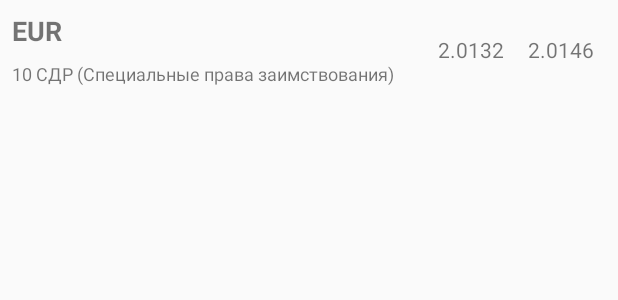
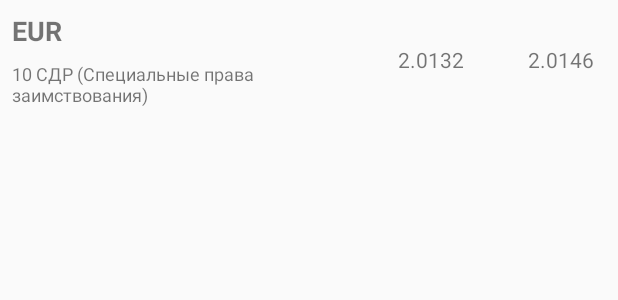
Before and after one commit to matroskinx/CurrencyTracker, an Android app: the layout rv_row_currency.xml on its own in the app's theme, with its tools: preview values and no code run, on a phone screen of 412 x 824 dp. Shown: the top 300 px of the screen. Run offline under Robolectric (Android 15) with nearby library versions, the phone set to English and light mode, and no system bars.

Commit message:
fix settings and main screen row layout

```diff
--- a/app/src/main/res/layout/rv_row_currency.xml
+++ b/app/src/main/res/layout/rv_row_currency.xml
@@ -7,7 +7,6 @@
                                                    android:layout_height="wrap_content">
 
     <TextView
-            android:text="TextView"
             android:layout_width="wrap_content"
             android:layout_height="wrap_content"
             android:id="@+id/rv_char_code"
@@ -16,28 +15,34 @@
             app:layout_constraintTop_toTopOf="parent" android:layout_marginStart="8dp"
             app:layout_constraintStart_toStartOf="parent"/>
     <TextView
-            android:text="TextView"
-            android:layout_width="wrap_content"
+            android:layout_width="0dp"
             android:layout_height="wrap_content"
             android:id="@+id/rv_scale"
             android:layout_marginTop="8dp"
             app:layout_constraintTop_toBottomOf="@+id/rv_char_code"
             android:layout_marginBottom="8dp"
             app:layout_constraintBottom_toBottomOf="parent" tools:text="10 СДР (Специальные права заимствования)"
-            android:layout_marginStart="8dp" app:layout_constraintStart_toStartOf="parent" android:textSize="12sp"/>
+            android:layout_marginStart="8dp" app:layout_constraintStart_toStartOf="parent" android:textSize="12sp"
+            android:layout_marginEnd="8dp" app:layout_constraintEnd_toStartOf="@+id/guideline2"/>
     <TextView
-            android:text="TextView"
             android:layout_width="wrap_content"
             android:layout_height="wrap_content"
             android:id="@+id/rv_second_rate" app:layout_constraintEnd_toEndOf="parent" android:layout_marginEnd="16dp"
             android:layout_marginTop="8dp" app:layout_constraintTop_toTopOf="parent" android:layout_marginBottom="8dp"
             app:layout_constraintBottom_toBottomOf="parent" tools:text="2.0146"/>
     <TextView
-            android:text="TextView"
             android:layout_width="wrap_content"
             android:layout_height="wrap_content"
             android:id="@+id/rv_frist_rate" android:layout_marginTop="8dp"
             app:layout_constraintTop_toTopOf="parent" android:layout_marginBottom="8dp"
-            app:layout_constraintBottom_toBottomOf="parent" app:layout_constraintEnd_toStartOf="@+id/rv_second_rate"
-            android:layout_marginEnd="16dp" tools:text="2.0132"/>
+            app:layout_constraintBottom_toBottomOf="parent"
+            tools:text="2.0132" app:layout_constraintEnd_toStartOf="@+id/guideline"/>
+    <androidx.constraintlayout.widget.Guideline android:layout_width="wrap_content" android:layout_height="wrap_content"
+                                                android:id="@+id/guideline"
+                                                android:orientation="vertical"
+                                                app:layout_constraintGuide_percent="0.75"/>
+    <androidx.constraintlayout.widget.Guideline android:layout_width="wrap_content" android:layout_height="wrap_content"
+                                                android:id="@+id/guideline2"
+                                                android:orientation="vertical"
+                                                app:layout_constraintGuide_percent="0.6"/>
 </androidx.constraintlayout.widget.ConstraintLayout>
```
Also changed, not shown: app/src/main/res/layout/fragment_currency.xml (+12 -10 lines), app/src/main/res/layout/rv_row_settings.xml (+3 -5 lines).
